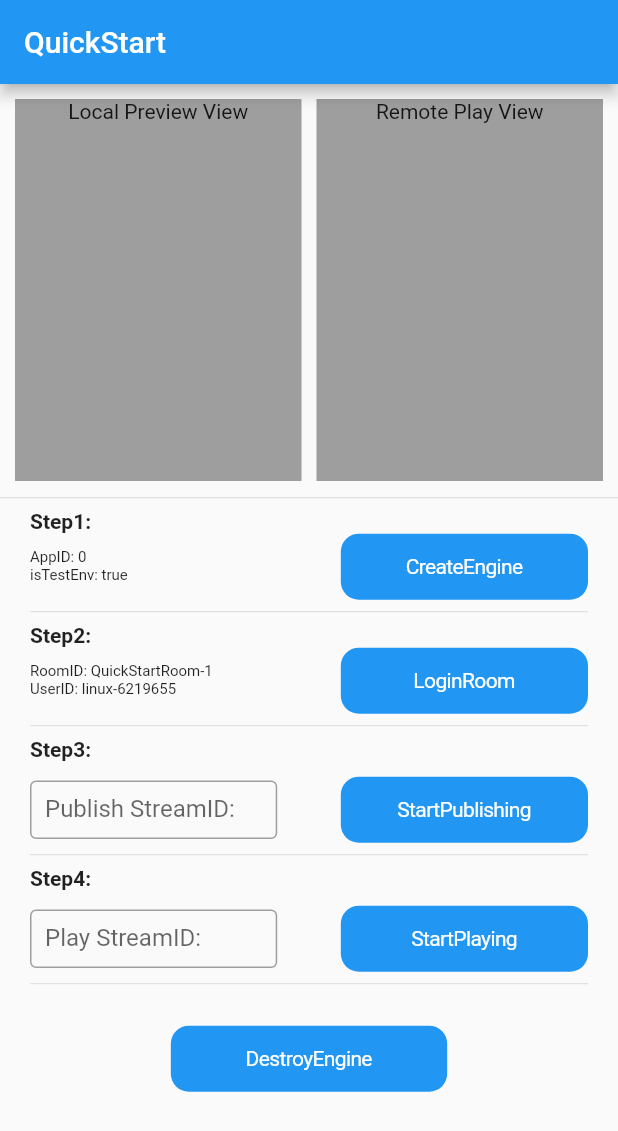
After one commit to zegoim/zego-express-example-topics-flutter, a Flutter app: the QuickStartPage screen opened directly, on a phone screen of 412 x 824 dp. The commit adds this screen. Shown: the top 1131 px of the screen. Run offline on Flutter 3.47's test engine with Material 2 defaults, Android fonts, the light colour scheme and no system bars; our stand-ins replace permission_handler, shared_preferences; missing offline and left inert: zego_express_engine; accounts and stored records are empty.

Commit message:
feat: Add a quick start topic

```diff
--- a/lib/home/home_page.dart
+++ b/lib/home/home_page.dart
@@ -10,6 +10,7 @@ import 'package:flutter/cupertino.dart';
 import 'package:flutter/material.dart';
 
 import 'package:zego_express_example_topics_flutter/home/global_setting_page.dart';
+import 'package:zego_express_example_topics_flutter/topics/quick_start/quick_start_page.dart';
 import 'package:zego_express_example_topics_flutter/topics/play_stream/play_stream_login_page.dart';
 import 'package:zego_express_example_topics_flutter/topics/publish_stream/publish_stream_login_page.dart';
 import 'package:zego_express_example_topics_flutter/topics/video_talk/video_talk_page.dart';
@@ -52,6 +53,7 @@ class _HomePageState extends State<HomePage> {
           children: ListTile.divideTiles(
             context: context,
             tiles: [
+              TopicWidget('Quick Start', QuickStartPage(), context),
               TopicWidget('Publish Stream', PublishStreamLoginPage(), context),
               TopicWidget('Play Stream', PlayStreamLoginPage(), context),
               TopicWidget('VideoTalk', VideoTalkPage(), context),
--- /dev/null
+++ b/lib/topics/quick_start/quick_start_page.dart
@@ -0,0 +1,392 @@
+//
+//  quick_start_page.dart
+//  zego-express-example-topics-flutter
+//
+//  Created by Patrick Fu on 2020/12/04.
+//  Copyright © 2020 Zego. All rights reserved.
+//
+
+import 'package:flutter/cupertino.dart';
+import 'package:flutter/material.dart';
+
+import 'package:zego_express_engine/zego_express_engine.dart';
+
+import 'package:zego_express_example_topics_flutter/utils/zego_config.dart';
+
+class QuickStartPage extends StatefulWidget {
+  @override
+  _QuickStartPageState createState() => _QuickStartPageState();
+}
+
+class _QuickStartPageState extends State<QuickStartPage> {
+
+  final String _roomID = 'QuickStartRoom-1';
+
+  Widget _previewViewWidget;
+  Widget _playViewWidget;
+
+  bool _isEngineActive = false;
+  ZegoRoomState _roomState = ZegoRoomState.Disconnected;
+  ZegoPublisherState _publisherState = ZegoPublisherState.NoPublish;
+  ZegoPlayerState _playerState = ZegoPlayerState.NoPlay;
+
+  TextEditingController _publishingStreamIDController = new TextEditingController();
+  TextEditingController _playingStreamIDController = new TextEditingController();
+
+  @override
+  void initState() {
+    super.initState();
+    ZegoExpressEngine.getVersion().then((value) => print('🌞 SDK Version: $value}'));
+
+    setZegoEventCallback();
+  }
+
+  @override
+  void dispose() {
+    // Logout room will automatically stop publishing/playing stream.
+    // ZegoExpressEngine.instance.logoutRoom(_roomID);
+
+    // Can destroy the engine when you don't need audio and video calls
+    //
+    // Destroy engine will automatically logout room and stop publishing/playing stream.
+    ZegoExpressEngine.destroyEngine();
+
+    print('🏳️ Destroy ZegoExpressEngine');
+
+    clearZegoEventCallback();
+
+    super.dispose();
+  }
+
+
+  // MARK: - Step 1: CreateEngine
+
+  void createEngine() {
+    ZegoExpressEngine.createEngine(ZegoConfig.instance.appID, ZegoConfig.instance.appSign, ZegoConfig.instance.isTestEnv, ZegoConfig.instance.scenario);
+
+    // Notify View that engine state changed
+    setState(() => _isEngineActive = true);
+
+    print('🚀 Create ZegoExpressEngine');
+  }
+
+  // MARK: - Step 2: LoginRoom
+
+  void loginRoom() {
+    // Instantiate a ZegoUser object
+    ZegoUser user = ZegoUser(ZegoConfig.instance.userID, ZegoConfig.instance.userName);
+
+    // Login Room
+    ZegoExpressEngine.instance.loginRoom(_roomID, user);
+
+    print('🚪 Start login room, roomID: $_roomID');
+  }
+
+  // MARK: - Step 3: StartPublishingStream
+
+  void startPublishingStream(String streamID) {
+
+    void _startPreview(int viewID) {
+      ZegoCanvas canvas = ZegoCanvas.view(viewID);
+      ZegoExpressEngine.instance.startPreview(canvas: canvas);
+      print('🔌 Start preview, viewID: $viewID');
+    }
+
+    void _startPublishingStream(String streamID) {
+      ZegoExpressEngine.instance.startPublishingStream(streamID);
+      print('📤 Start publishing stream, streamID: $streamID');
+    }
+
+    if (ZegoConfig.instance.enablePlatformView) {
+      // Render with PlatformView
+      _previewViewWidget = ZegoExpressEngine.instance.createPlatformView((viewID) {
+        _startPreview(viewID);
+        _startPublishingStream(streamID);
+      });
+    } else {
+      // Render with TextureRenderer
+      ZegoExpressEngine.instance.createTextureRenderer(360, 640).then((viewID) {
+        setState(() => _previewViewWidget = Texture(textureId: viewID));
+        _startPreview(viewID);
+        _startPublishingStream(streamID);
+      });
+    }
+  }
+
+  // MARK: - Step 4: StartPlayingStream
+
+  void startPlayingStream(String streamID) {
+
+    void _startPlayingStream(int viewID, String streamID) {
+      ZegoCanvas canvas = ZegoCanvas.view(viewID);
+      ZegoExpressEngine.instance.startPlayingStream(streamID, canvas: canvas);
+      print('📥 Start playing stream, streamID: $streamID, viewID: $viewID');
+    }
+
+    if (ZegoConfig.instance.enablePlatformView) {
+      // Render with PlatformView
+      _playViewWidget = ZegoExpressEngine.instance.createPlatformView((viewID) {
+        _startPlayingStream(viewID, streamID);
+      });
+    } else {
+      // Render with TextureRenderer
+      ZegoExpressEngine.instance.createTextureRenderer(360, 640).then((viewID) {
+        setState(() => _playViewWidget = Texture(textureId: viewID));
+        _startPlayingStream(viewID, streamID);
+      });
+    }
+  }
+
+  // MARK: - Exit
+
+  void destroyEngine() async {
+    // Logout room will automatically stop publishing/playing stream.
+    // ZegoExpressEngine.instance.logoutRoom(_roomID);
+
+    // Can destroy the engine when you don't need audio and video calls
+    //
+    // Destroy engine will automatically logout room and stop publishing/playing stream.
+    await ZegoExpressEngine.destroyEngine();
+
+    print('🏳️ Destroy ZegoExpressEngine');
+
+    // Notify View that engine state changed
+    setState(() {
+      _isEngineActive = false;
+      _roomState = ZegoRoomState.Disconnected;
+      _publisherState = ZegoPublisherState.NoPublish;
+      _playerState = ZegoPlayerState.NoPlay;
+    });
+  }
+
+  // MARK: - Zego Event
+
+  void setZegoEventCallback() {
+    ZegoExpressEngine.onRoomStateUpdate = (String roomID, ZegoRoomState state, int errorCode, Map<String, dynamic> extendedData) {
+      print('🚩 🚪 Room state update, state: $state, errorCode: $errorCode, roomID: $roomID');
+      setState(() => _roomState = state);
+    };
+
+    ZegoExpressEngine.onPublisherStateUpdate = (String streamID, ZegoPublisherState state, int errorCode, Map<String, dynamic> extendedData) {
+      print('🚩 📤 Publisher state update, state: $state, errorCode: $errorCode, streamID: $streamID');
+      setState(() => _publisherState = state);
+    };
+
+    ZegoExpressEngine.onPlayerStateUpdate = (String streamID, ZegoPlayerState state, int errorCode, Map<String, dynamic> extendedData) {
+      print('🚩 📥 Player state update, state: $state, errorCode: $errorCode, streamID: $streamID');
+      setState(() => _playerState = state);
+    };
+  }
+
+  void clearZegoEventCallback() {
+    ZegoExpressEngine.onRoomStateUpdate = null;
+    ZegoExpressEngine.onPublisherStateUpdate = null;
+    ZegoExpressEngine.onPlayerStateUpdate = null;
+  }
+
+  // MARK: Widget
+
+  @override
+  Widget build(BuildContext context) {
+    return Scaffold(
+      appBar: AppBar(title: Text('QuickStart')),
+      body: SafeArea(child: GestureDetector(
+        child: mainContent(),
+        behavior: HitTestBehavior.translucent,
+        onTap: () => FocusScope.of(context).requestFocus(new FocusNode()),
+      )),
+    );
+  }
+
+  Widget mainContent() {
+    return SingleChildScrollView(child: Column(children: [
+      Container(
+        height: MediaQuery.of(context).size.width * 0.65,
+        child: GridView(
+          padding: const EdgeInsets.all(10.0),
+          gridDelegate: SliverGridDelegateWithFixedCrossAxisCount(
+            crossAxisCount: 2,
+            mainAxisSpacing: 10.0,
+            crossAxisSpacing: 10.0,
+            childAspectRatio: 3.0/4.0,
+          ),
+          children: [
+            Stack(children: [
+              Container(
+                color: Colors.grey,
+                child: _previewViewWidget
+              ),
+              Text('Local Preview View')
+            ], alignment: AlignmentDirectional.topCenter),
+            Stack(children: [
+              Container(
+                color: Colors.grey,
+                child: _playViewWidget,
+              ),
+              Text('Remote Play View')
+            ], alignment: AlignmentDirectional.topCenter),
+          ],
+        ),
+      ),
+      Divider(),
+      Padding(
+        padding: const EdgeInsets.symmetric(horizontal: 20.0),
+        child: Column(children: [
+
+          stepOneCreateEngineWidget(),
+
+          stepTwoLoginRoomWidget(),
+
+          stepThreeStartPublishingStreamWidget(),
+
+          stepFourStartPlayingStreamWidget(),
+
+          Padding(padding: const EdgeInsets.only(bottom: 20.0)),
+
+          CupertinoButton.filled(
+            child: Text('DestroyEngine', style: TextStyle(fontSize: 14.0),),
+            onPressed: destroyEngine,
+            padding: EdgeInsets.symmetric(vertical: 10, horizontal: 50),
+          )
+        ]),
+      ),
+    ]));
+  }
+
+  Widget stepOneCreateEngineWidget() {
+    return Column(
+      crossAxisAlignment: CrossAxisAlignment.start,
+      children: [
+        Text('Step1:', style: TextStyle(fontWeight: FontWeight.bold),),
+        Row(children: [
+          Column(children: [
+            Text('AppID: ${ZegoConfig.instance.appID}', style: TextStyle(fontSize: 10)),
+            Text('isTestEnv: ${ZegoConfig.instance.isTestEnv}', style: TextStyle(fontSize: 10))
+          ], crossAxisAlignment: CrossAxisAlignment.start,),
+          Spacer(),
+          Container(
+            width: MediaQuery.of(context).size.width / 2.5,
+            child: CupertinoButton.filled(
+              child: Text(
+                _isEngineActive ? '✅ CreateEngine': 'CreateEngine',
+                style: TextStyle(fontSize: 14.0),
+              ),
+              onPressed: createEngine,
+              padding: EdgeInsets.all(10.0),
+            ),
+          )
+        ]),
+        Divider(),
+      ],
+    );
+  }
+
+  Widget stepTwoLoginRoomWidget() {
+    return Column(
+      crossAxisAlignment: CrossAxisAlignment.start,
+      children: [
+        Text('Step2:', style: TextStyle(fontWeight: FontWeight.bold),),
+        Row(children: [
+          Column(children: [
+            Text('RoomID: $_roomID', style: TextStyle(fontSize: 10)),
+            Text('UserID: ${ZegoConfig.instance.userID}', style: TextStyle(fontSize: 10)),
+          ], crossAxisAlignment: CrossAxisAlignment.start,),
+          Spacer(),
+          Container(
+            width: MediaQuery.of(context).size.width / 2.5,
+            child: CupertinoButton.filled(
+              child: Text(
+                _roomState == ZegoRoomState.Connected ? '✅ LoginRoom' : 'LoginRoom',
+                style: TextStyle(fontSize: 14.0),
+              ),
+              onPressed: loginRoom,
+              padding: EdgeInsets.all(10.0),
+            ),
+          )
+        ]),
+        Divider(),
+      ]
+    );
+  }
+
+  Widget stepThreeStartPublishingStreamWidget() {
+    return Column(
+      crossAxisAlignment: CrossAxisAlignment.start,
+      children: [
+        Text('Step3:', style: TextStyle(fontWeight: FontWeight.bold),),
+        SizedBox(height: 10),
+        Row(children: [
+          Container(
+            width: MediaQuery.of(context).size.width / 2.5,
+            child: TextField(
+              controller: _publishingStreamIDController,
+              decoration: InputDecoration(
+                contentPadding: const EdgeInsets.all(10.0),
+                isDense: true,
+                labelText: 'Publish StreamID:',
+                hintText: 'Please enter publishing streamID',
+                hintStyle: TextStyle(color: Colors.grey),
+                enabledBorder: OutlineInputBorder(borderSide: BorderSide(color: Colors.grey)),
+                focusedBorder: OutlineInputBorder(borderSide: BorderSide(color: Color(0xff0e88eb)))
+              ),
+            ),
+          ),
+          Spacer(),
+          Container(
+            width: MediaQuery.of(context).size.width / 2.5,
+            child: CupertinoButton.filled(
+              child: Text(
+                _publisherState == ZegoPublisherState.Publishing ? '✅ StartPublishing' : 'StartPublishing',
+                style: TextStyle(fontSize: 14.0),
+              ),
+              onPressed: () => startPublishingStream(_publishingStreamIDController.text.trim()),
+              padding: EdgeInsets.all(10.0),
+            ),
+          )
+        ]),
+        Divider(),
+      ]
+    );
+  }
+
+  Widget stepFourStartPlayingStreamWidget() {
+    return Column(
+      crossAxisAlignment: CrossAxisAlignment.start,
+      children: [
+        Text('Step4:', style: TextStyle(fontWeight: FontWeight.bold),),
+        SizedBox(height: 10),
+        Row(children: [
+          Container(
+            width: MediaQuery.of(context).size.width / 2.5,
+            child: TextField(
+              controller: _playingStreamIDController,
+              decoration: InputDecoration(
+                contentPadding: const EdgeInsets.all(10.0),
+                isDense: true,
+                labelText: 'Play StreamID:',
+                hintText: 'Please enter playing streamID',
+                hintStyle: TextStyle(color: Colors.grey),
+                enabledBorder: OutlineInputBorder(borderSide: BorderSide(color: Colors.grey)),
+                focusedBorder: OutlineInputBorder(borderSide: BorderSide(color: Color(0xff0e88eb)))
+              ),
+            ),
+          ),
+          Spacer(),
+          Container(
+            width: MediaQuery.of(context).size.width / 2.5,
+            child: CupertinoButton.filled(
+              child: Text(
+                _playerState == ZegoPlayerState.Playing ? '✅ StartPlaying' : 'StartPlaying',
+                style: TextStyle(fontSize: 14.0),
+              ),
+              onPressed: () => startPlayingStream(_playingStreamIDController.text.trim()),
+              padding: EdgeInsets.all(10.0),
+            ),
+          )
+        ]),
+        Divider(),
+      ]
+    );
+  }
+
+}
```
Also changed, not shown: 1 other file.
